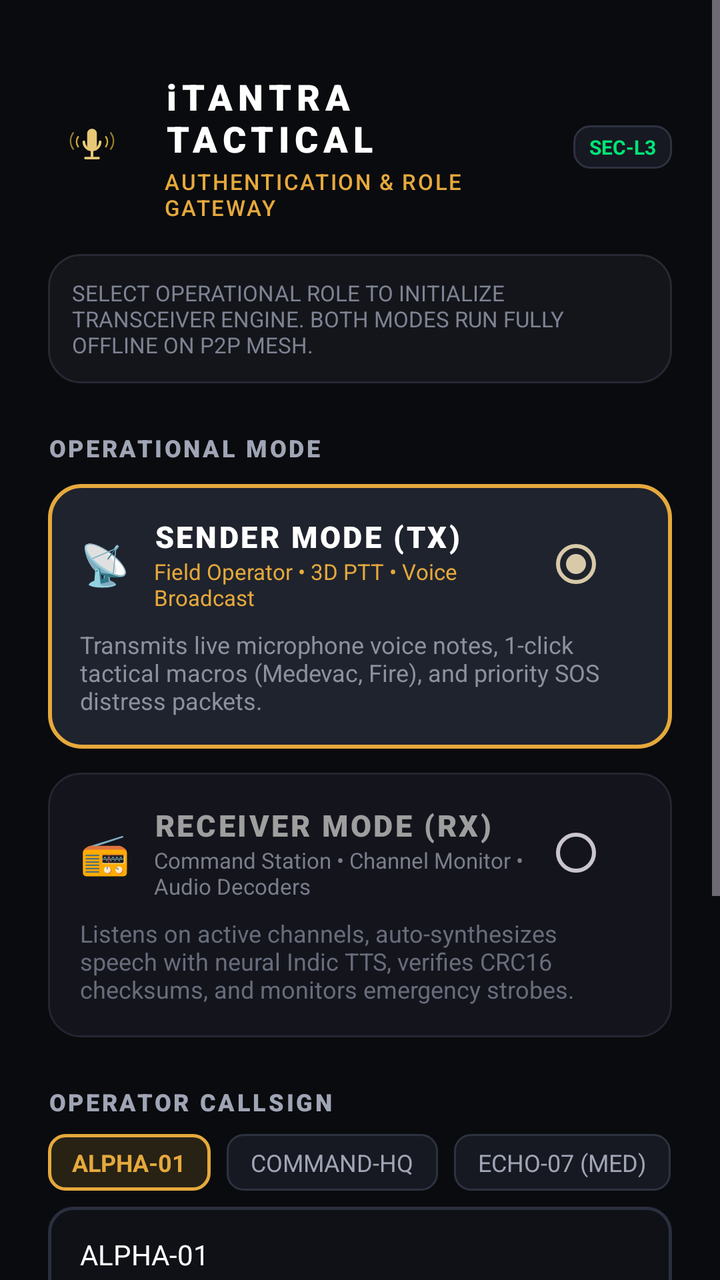
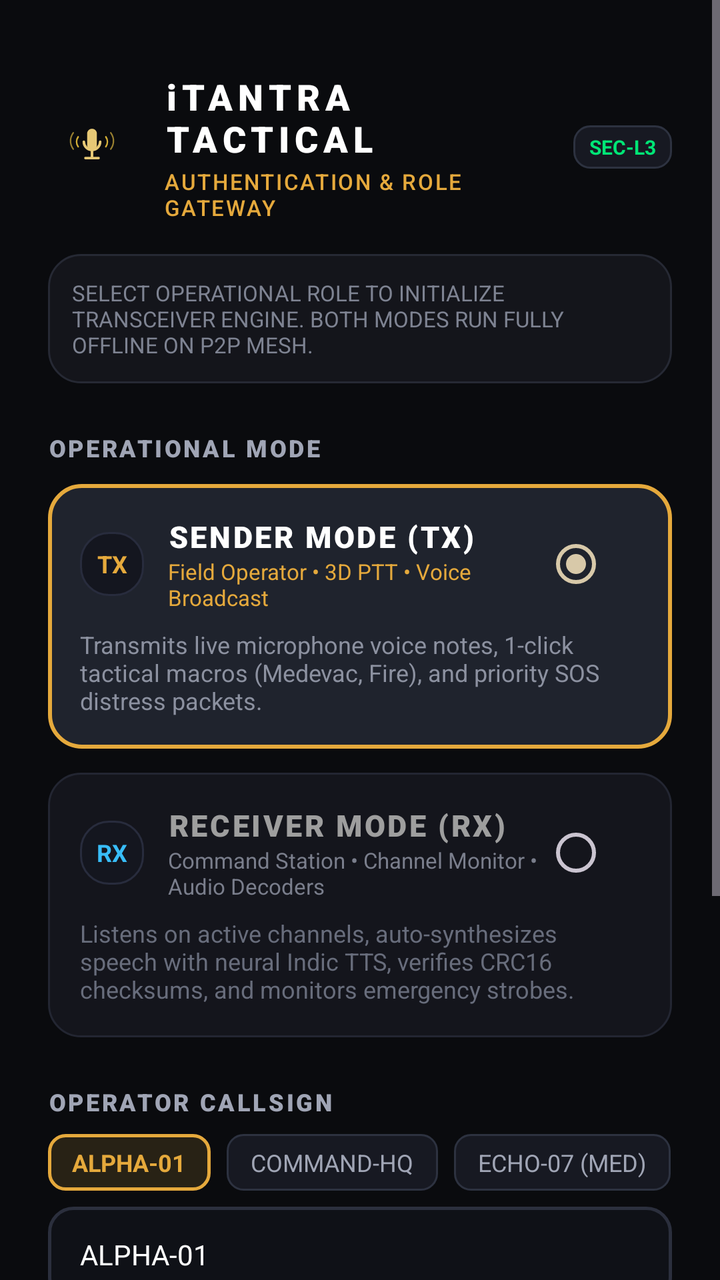

Two renders of the same Android screen: before a commit and after it. Below are the layout's source before the change and the commit's diff.
<!-- AndroidManifest.xml: application theme Theme.VaaniSetu -->
<!-- res/layout/activity_login.xml -->
<?xml version="1.0" encoding="utf-8"?>
<ScrollView xmlns:android="http://schemas.android.com/apk/res/android"
    xmlns:tools="http://schemas.android.com/tools"
    android:layout_width="match_parent"
    android:layout_height="match_parent"
    android:background="#0A0B0E"
    android:fillViewport="true"
    android:fitsSystemWindows="true">

    <LinearLayout
        android:layout_width="match_parent"
        android:layout_height="wrap_content"
        android:orientation="vertical"
        android:paddingStart="24dp"
        android:paddingTop="36dp"
        android:paddingEnd="24dp"
        android:paddingBottom="36dp">

        
        <LinearLayout
            android:layout_width="match_parent"
            android:layout_height="wrap_content"
            android:gravity="center_vertical"
            android:orientation="horizontal">

            <ImageView
                android:layout_width="44dp"
                android:layout_height="44dp"
                android:contentDescription="iTantra Emblem"
                android:src="@drawable/ic_launcher_foreground" />

            <LinearLayout
                android:layout_width="0dp"
                android:layout_height="wrap_content"
                android:layout_marginStart="14dp"
                android:layout_weight="1"
                android:orientation="vertical">

                <TextView
                    android:layout_width="wrap_content"
                    android:layout_height="wrap_content"
                    android:fontFamily="sans-serif-black"
                    android:letterSpacing="0.15"
                    android:text="iTANTRA TACTICAL"
                    android:textColor="#FFFFFF"
                    android:textSize="18sp" />

                <TextView
                    android:layout_width="wrap_content"
                    android:layout_height="wrap_content"
                    android:layout_marginTop="2dp"
                    android:fontFamily="sans-serif-medium"
                    android:letterSpacing="0.08"
                    android:text="AUTHENTICATION &amp; ROLE GATEWAY"
                    android:textColor="#E5A93C"
                    android:textSize="11sp" />
            </LinearLayout>

            <TextView
                android:id="@+id/tv_clearance_badge"
                android:layout_width="wrap_content"
                android:layout_height="wrap_content"
                android:background="@drawable/bg_chip_callsign"
                android:paddingStart="8dp"
                android:paddingTop="4dp"
                android:paddingEnd="8dp"
                android:paddingBottom="4dp"
                android:text="SEC-L3"
                android:textColor="#00E676"
                android:textSize="10sp"
                android:textStyle="bold" />
        </LinearLayout>

        
        <TextView
            android:layout_width="match_parent"
            android:layout_height="wrap_content"
            android:layout_marginTop="16dp"
            android:background="@drawable/bg_tactical_card"
            android:padding="12dp"
            android:text="SELECT OPERATIONAL ROLE TO INITIALIZE TRANSCEIVER ENGINE. BOTH MODES RUN FULLY OFFLINE ON P2P MESH."
            android:textColor="#7E8392"
            android:textSize="11sp" />

        
        <TextView
            android:layout_width="wrap_content"
            android:layout_height="wrap_content"
            android:layout_marginTop="24dp"
            android:fontFamily="sans-serif-black"
            android:letterSpacing="0.1"
            android:text="OPERATIONAL MODE"
            android:textColor="#A0A5B5"
            android:textSize="12sp" />

        
        <LinearLayout
            android:layout_width="match_parent"
            android:layout_height="wrap_content"
            android:layout_marginTop="10dp"
            android:orientation="vertical">

            
            <LinearLayout
                android:id="@+id/card_mode_sender"
                android:layout_width="match_parent"
                android:layout_height="wrap_content"
                android:background="@drawable/bg_mode_card_selected"
                android:clickable="true"
                android:focusable="true"
                android:orientation="vertical"
                android:padding="16dp">

                <LinearLayout
                    android:layout_width="match_parent"
                    android:layout_height="wrap_content"
                    android:gravity="center_vertical"
                    android:orientation="horizontal">

                    <TextView
                        android:layout_width="wrap_content"
                        android:layout_height="wrap_content"
                        android:text="📡"
                        android:textSize="20sp" />

                    <LinearLayout
                        android:layout_width="0dp"
                        android:layout_height="wrap_content"
                        android:layout_marginStart="12dp"
                        android:layout_weight="1"
                        android:orientation="vertical">

                        <TextView
                            android:id="@+id/tv_title_sender"
                            android:layout_width="wrap_content"
                            android:layout_height="wrap_content"
                            android:fontFamily="sans-serif-black"
                            android:letterSpacing="0.08"
                            android:text="SENDER MODE (TX)"
                            android:textColor="#FFFFFF"
                            android:textSize="15sp" />

                        <TextView
                            android:layout_width="wrap_content"
                            android:layout_height="wrap_content"
                            android:text="Field Operator • 3D PTT • Voice Broadcast"
                            android:textColor="#E5A93C"
                            android:textSize="11sp" />
                    </LinearLayout>

                    <RadioButton
                        android:id="@+id/rb_mode_sender"
                        android:layout_width="wrap_content"
                        android:layout_height="wrap_content"
                        android:checked="true"
                        android:clickable="false" />
                </LinearLayout>

                <TextView
                    android:layout_width="match_parent"
                    android:layout_height="wrap_content"
                    android:layout_marginTop="8dp"
                    android:text="Transmits live microphone voice notes, 1-click tactical macros (Medevac, Fire), and priority SOS distress packets."
                    android:textColor="#8C91A0"
                    android:textSize="12sp" />
            </LinearLayout>

            
            <LinearLayout
                android:id="@+id/card_mode_receiver"
                android:layout_width="match_parent"
                android:layout_height="wrap_content"
                android:layout_marginTop="12dp"
                android:background="@drawable/bg_mode_card_unselected"
                android:clickable="true"
                android:focusable="true"
                android:orientation="vertical"
                android:padding="16dp">

                <LinearLayout
                    android:layout_width="match_parent"
                    android:layout_height="wrap_content"
                    android:gravity="center_vertical"
                    android:orientation="horizontal">

                    <TextView
                        android:layout_width="wrap_content"
                        android:layout_height="wrap_content"
                        android:text="📻"
                        android:textSize="20sp" />

                    <LinearLayout
                        android:layout_width="0dp"
                        android:layout_height="wrap_content"
                        android:layout_marginStart="12dp"
                        android:layout_weight="1"
                        android:orientation="vertical">

                        <TextView
                            android:id="@+id/tv_title_receiver"
                            android:layout_width="wrap_content"
                            android:layout_height="wrap_content"
                            android:fontFamily="sans-serif-black"
                            android:letterSpacing="0.08"
                            android:text="RECEIVER MODE (RX)"
                            android:textColor="#9E9E9E"
                            android:textSize="15sp" />

                        <TextView
                            android:layout_width="wrap_content"
                            android:layout_height="wrap_content"
                            android:text="Command Station • Channel Monitor • Audio Decoders"
                            android:textColor="#7A7E8C"
                            android:textSize="11sp" />
                    </LinearLayout>

                    <RadioButton
                        android:id="@+id/rb_mode_receiver"
                        android:layout_width="wrap_content"
                        android:layout_height="wrap_content"
                        android:checked="false"
                        android:clickable="false" />
                </LinearLayout>

                <TextView
                    android:layout_width="match_parent"
                    android:layout_height="wrap_content"
                    android:layout_marginTop="8dp"
                    android:text="Listens on active channels, auto-synthesizes speech with neural Indic TTS, verifies CRC16 checksums, and monitors emergency strobes."
                    android:textColor="#686D7C"
                    android:textSize="12sp" />
            </LinearLayout>
        </LinearLayout>

        
        <TextView
            android:layout_width="wrap_content"
            android:layout_height="wrap_content"
            android:layout_marginTop="24dp"
            android:fontFamily="sans-serif-black"
            android:letterSpacing="0.1"
            android:text="OPERATOR CALLSIGN"
            android:textColor="#A0A5B5"
            android:textSize="12sp" />

        
        <HorizontalScrollView
            android:layout_width="match_parent"
            android:layout_height="wrap_content"
            android:layout_marginTop="8dp"
            android:scrollbars="none">

            <LinearLayout
                android:layout_width="wrap_content"
                android:layout_height="wrap_content"
                android:orientation="horizontal">

                <TextView
                    android:id="@+id/chip_callsign_alpha"
                    android:layout_width="wrap_content"
                    android:layout_height="wrap_content"
                    android:background="@drawable/bg_chip_callsign_active"
                    android:clickable="true"
                    android:focusable="true"
                    android:paddingStart="12dp"
                    android:paddingTop="6dp"
                    android:paddingEnd="12dp"
                    android:paddingBottom="6dp"
                    android:text="ALPHA-01"
                    android:textColor="#E5A93C"
                    android:textSize="12sp"
                    android:textStyle="bold" />

                <TextView
                    android:id="@+id/chip_callsign_hq"
                    android:layout_width="wrap_content"
                    android:layout_height="wrap_content"
                    android:layout_marginStart="8dp"
                    android:background="@drawable/bg_chip_callsign"
                    android:clickable="true"
                    android:focusable="true"
                    android:paddingStart="12dp"
                    android:paddingTop="6dp"
                    android:paddingEnd="12dp"
                    android:paddingBottom="6dp"
                    android:text="COMMAND-HQ"
                    android:textColor="#A0A5B5"
                    android:textSize="12sp" />

                <TextView
                    android:id="@+id/chip_callsign_echo"
                    android:layout_width="wrap_content"
                    android:layout_height="wrap_content"
                    android:layout_marginStart="8dp"
                    android:background="@drawable/bg_chip_callsign"
                    android:clickable="true"
                    android:focusable="true"
                    android:paddingStart="12dp"
                    android:paddingTop="6dp"
                    android:paddingEnd="12dp"
                    android:paddingBottom="6dp"
                    android:text="ECHO-07 (MED)"
                    android:textColor="#A0A5B5"
                    android:textSize="12sp" />

                <TextView
                    android:id="@+id/chip_callsign_bravo"
                    android:layout_width="wrap_content"
                    android:layout_height="wrap_content"
                    android:layout_marginStart="8dp"
                    android:background="@drawable/bg_chip_callsign"
                    android:clickable="true"
                    android:focusable="true"
                    android:paddingStart="12dp"
                    android:paddingTop="6dp"
                    android:paddingEnd="12dp"
                    android:paddingBottom="6dp"
                    android:text="BRAVO-02"
                    android:textColor="#A0A5B5"
                    android:textSize="12sp" />
            </LinearLayout>
        </HorizontalScrollView>

        
        <EditText
            android:id="@+id/et_operator_callsign"
            android:layout_width="match_parent"
            android:layout_height="48dp"
            android:layout_marginTop="8dp"
            android:background="@drawable/bg_input_field"
            android:hint="Or enter tactical ID..."
            android:inputType="textCapCharacters"
            android:paddingStart="16dp"
            android:paddingEnd="16dp"
            android:text="ALPHA-01"
            android:textColor="#FFFFFF"
            android:textColorHint="#4A4E5C"
            android:textSize="14sp" />

        
        <TextView
            android:layout_width="wrap_content"
            android:layout_height="wrap_content"
            android:layout_marginTop="18dp"
            android:fontFamily="sans-serif-black"
            android:letterSpacing="0.1"
            android:text="TACTICAL SECURITY PIN"
            android:textColor="#A0A5B5"
            android:textSize="12sp" />

        <LinearLayout
            android:layout_width="match_parent"
            android:layout_height="wrap_content"
            android:layout_marginTop="8dp"
            android:gravity="center_vertical"
            android:orientation="horizontal">

            <EditText
                android:id="@+id/et_tactical_pin"
                android:layout_width="0dp"
                android:layout_height="48dp"
                android:layout_weight="1"
                android:background="@drawable/bg_input_field"
                android:hint="Enter 4-digit PIN..."
                android:inputType="numberPassword"
                android:letterSpacing="0.2"
                android:paddingStart="16dp"
                android:paddingEnd="16dp"
                android:text="1947"
                android:textColor="#FFFFFF"
                android:textColorHint="#4A4E5C"
                android:textSize="15sp" />

            <Button
                android:id="@+id/btn_quick_pin"
                android:layout_width="wrap_content"
                android:layout_height="48dp"
                android:layout_marginStart="8dp"
                android:background="@drawable/bg_chip_callsign"
                android:text="AUTO-PIN"
                android:textColor="#00E676"
                android:textSize="11sp" />
        </LinearLayout>

        <TextView
            android:id="@+id/tv_auth_error"
            android:layout_width="match_parent"
            android:layout_height="wrap_content"
            android:layout_marginTop="6dp"
            android:text="Default tactical clearance PIN: 1947"
            android:textColor="#6C7282"
            android:textSize="11sp" />

        
        <Button
            android:id="@+id/btn_authorize_connect"
            android:layout_width="match_parent"
            android:layout_height="54dp"
            android:layout_marginTop="28dp"
            android:background="@drawable/bg_auth_button"
            android:fontFamily="sans-serif-black"
            android:letterSpacing="0.1"
            android:text="AUTHORIZE &amp; LOAD SENDER (TX)"
            android:textColor="#14151C"
            android:textSize="14sp" />

        
        <TextView
            android:layout_width="match_parent"
            android:layout_height="wrap_content"
            android:layout_marginTop="20dp"
            android:gravity="center"
            android:letterSpacing="0.05"
            android:text="100% AIR-GAPPED • ZERO INTERNET DEPENDENCY"
            android:textColor="#424654"
            android:textSize="10sp" />

    </LinearLayout>
</ScrollView>
<!-- resources referenced by this layout -->
<resources>
  <!-- drawable bg_auth_button (drawable) -->
  <?xml version="1.0" encoding="utf-8"?>
  <ripple xmlns:android="http://schemas.android.com/apk/res/android"
      android:color="#40FFFFFF">
      <item>
          <shape android:shape="rectangle">
              <gradient
                  android:startColor="#F0BC58"
                  android:endColor="#D59B2E"
                  android:angle="90" />
              <corners android:radius="14dp" />
          </shape>
      </item>
  </ripple>
  <!-- drawable bg_chip_callsign (drawable) -->
  <?xml version="1.0" encoding="utf-8"?>
  <shape xmlns:android="http://schemas.android.com/apk/res/android" android:shape="rectangle">
      <solid android:color="#171922" />
      <stroke android:width="1dp" android:color="#2D3240" />
      <corners android:radius="8dp" />
  </shape>
  <!-- drawable bg_chip_callsign_active (drawable) -->
  <?xml version="1.0" encoding="utf-8"?>
  <shape xmlns:android="http://schemas.android.com/apk/res/android" android:shape="rectangle">
      <solid android:color="#282215" />
      <stroke android:width="1.5dp" android:color="#E5A93C" />
      <corners android:radius="8dp" />
  </shape>
  <!-- drawable bg_input_field (drawable) -->
  <?xml version="1.0" encoding="utf-8"?>
  <shape xmlns:android="http://schemas.android.com/apk/res/android" android:shape="rectangle">
      <solid android:color="#0F1117" />
      <stroke android:width="1.5dp" android:color="#2B2F3D" />
      <corners android:radius="12dp" />
  </shape>
  <!-- drawable bg_mode_card_selected (drawable) -->
  <?xml version="1.0" encoding="utf-8"?>
  <shape xmlns:android="http://schemas.android.com/apk/res/android" android:shape="rectangle">
      <solid android:color="#1F232D" />
      <stroke android:width="2dp" android:color="#E5A93C" />
      <corners android:radius="16dp" />
  </shape>
  <!-- drawable bg_mode_card_unselected (drawable) -->
  <?xml version="1.0" encoding="utf-8"?>
  <shape xmlns:android="http://schemas.android.com/apk/res/android" android:shape="rectangle">
      <solid android:color="#14151C" />
      <stroke android:width="1dp" android:color="#232632" />
      <corners android:radius="16dp" />
  </shape>
  <!-- drawable bg_tactical_card (drawable) -->
  <?xml version="1.0" encoding="utf-8"?>
  <shape xmlns:android="http://schemas.android.com/apk/res/android" android:shape="rectangle">
      <solid android:color="#14151B" />
      <stroke android:width="1dp" android:color="#262934" />
      <corners android:radius="16dp" />
  </shape>
  <style name="Theme.VaaniSetu" parent="Theme.Material3.Dark.NoActionBar">
          <item name="colorPrimary">#D8C9A9</item>
          <item name="colorOnPrimary">#16171B</item>
          <item name="colorPrimaryContainer">#3A3B40</item>
          <item name="colorOnPrimaryContainer">#E8DCBE</item>
          <item name="colorSecondary">#4ADE80</item>
          <item name="colorOnSecondary">#16171B</item>
          <item name="colorError">#EF4444</item>
          <item name="colorOnError">#FFFFFF</item>
          <item name="colorSurface">#16171B</item>
          <item name="colorOnSurface">#E8DCBE</item>
          <item name="colorSurfaceVariant">#1E2026</item>
          <item name="android:statusBarColor">#07080B</item>
          <item name="android:navigationBarColor">#07080B</item>
          <item name="android:windowBackground">#07080B</item>
          <item name="android:windowSplashScreenBackground">#07080B</item>
          <item name="android:windowSplashScreenAnimatedIcon">@drawable/ic_launcher_foreground</item>
      </style>
  <!-- unchanged entries left out for length: 1 -->
</resources>

<!-- the commit's change to res/layout/activity_login.xml (unified diff, before → after) -->
@@ -118,10 +118,14 @@
                     android:orientation="horizontal">
 
                     <TextView
-                        android:layout_width="wrap_content"
-                        android:layout_height="wrap_content"
-                        android:text="📡"
-                        android:textSize="20sp" />
+                        android:layout_width="32dp"
+                        android:layout_height="32dp"
+                        android:background="@drawable/bg_dock_button"
+                        android:gravity="center"
+                        android:text="TX"
+                        android:textColor="#E5A93C"
+                        android:textSize="12sp"
+                        android:textStyle="bold" />
 
                     <LinearLayout
                         android:layout_width="0dp"
@@ -184,10 +188,14 @@
                     android:orientation="horizontal">
 
                     <TextView
-                        android:layout_width="wrap_content"
-                        android:layout_height="wrap_content"
-                        android:text="📻"
-                        android:textSize="20sp" />
+                        android:layout_width="32dp"
+                        android:layout_height="32dp"
+                        android:background="@drawable/bg_dock_button"
+                        android:gravity="center"
+                        android:text="RX"
+                        android:textColor="#38BDF8"
+                        android:textSize="12sp"
+                        android:textStyle="bold" />
 
                     <LinearLayout
                         android:layout_width="0dp"
<!-- resource entries referenced after the edit -->
@@ -28,6 +28,18 @@
       <stroke android:width="1.5dp" android:color="#E5A93C" />
       <corners android:radius="8dp" />
   </shape>
+  <!-- drawable bg_dock_button (drawable) -->
+  <?xml version="1.0" encoding="utf-8"?>
+  <ripple xmlns:android="http://schemas.android.com/apk/res/android"
+      android:color="#30FFFFFF">
+      <item>
+          <shape android:shape="rectangle">
+              <solid android:color="#14161F" />
+              <stroke android:width="1dp" android:color="#282C3D" />
+              <corners android:radius="14dp" />
+          </shape>
+      </item>
+  </ripple>
   <!-- drawable bg_input_field (drawable) -->
   <?xml version="1.0" encoding="utf-8"?>
   <shape xmlns:android="http://schemas.android.com/apk/res/android" android:shape="rectangle">
